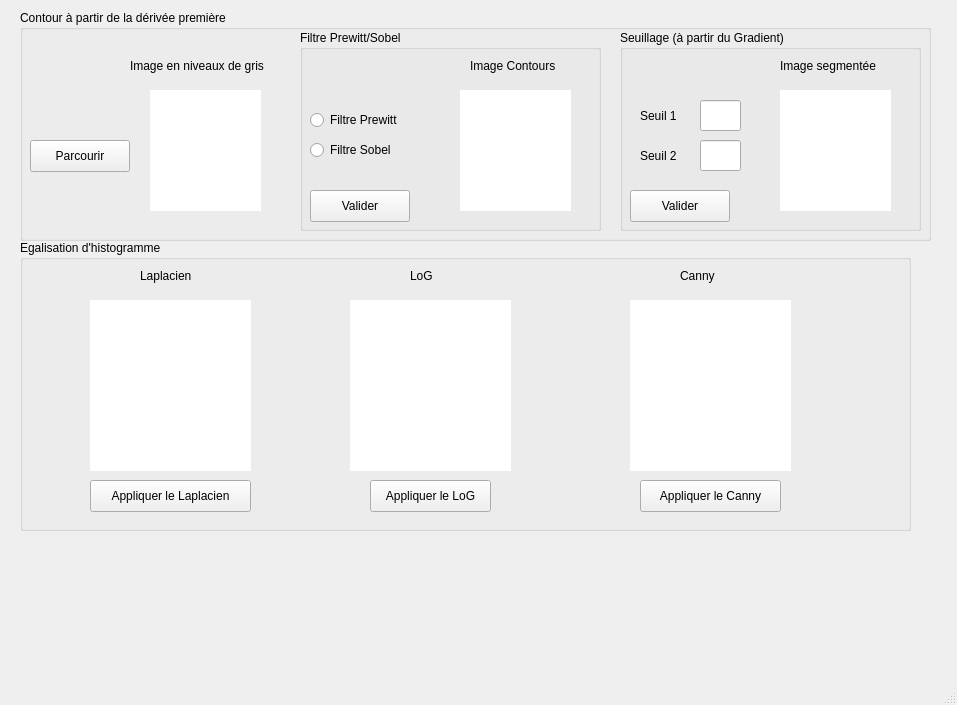
The window that design.ui (waelzouari/audio-video-processing-pyqt) describes before a commit, drawn with Qt 5.
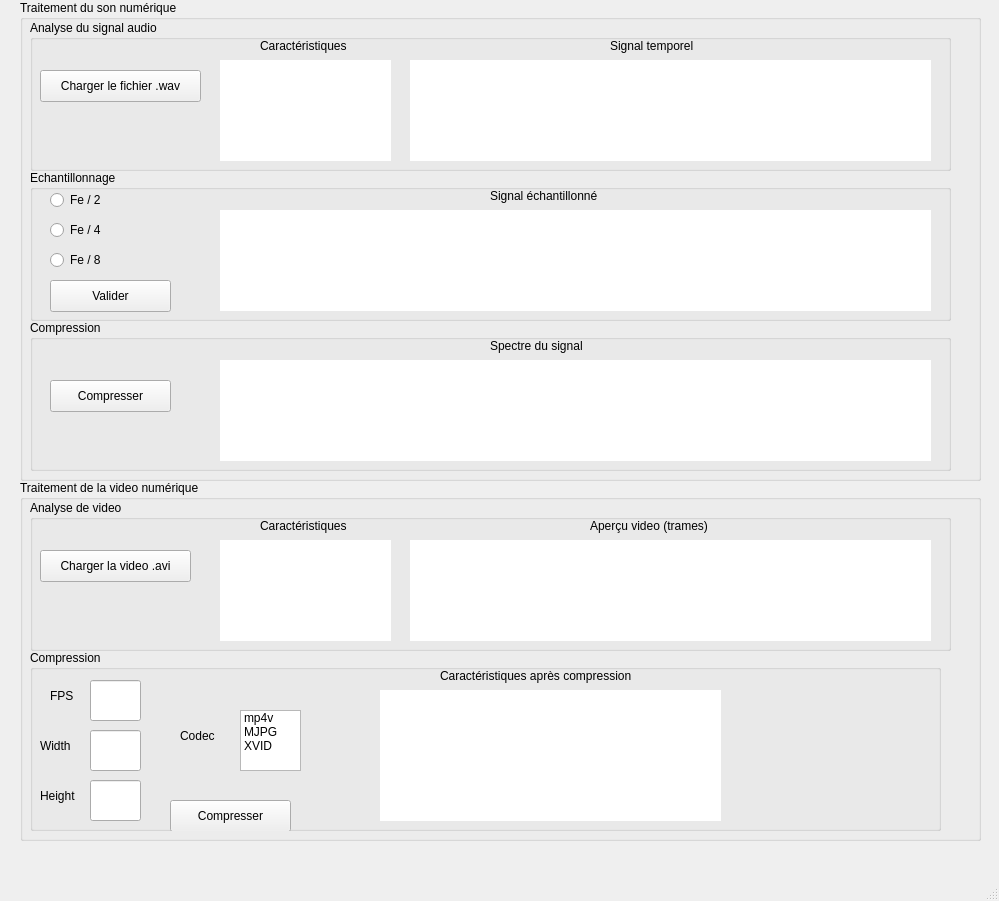
The same window after the commit.

Diff of the .ui file:
```diff
--- a/design.ui
+++ b/design.ui
@@ -6,100 +6,304 @@
    <rect>
     <x>0</x>
     <y>0</y>
-    <width>957</width>
-    <height>705</height>
+    <width>999</width>
+    <height>901</height>
    </rect>
   </property>
   <property name="windowTitle">
    <string>MainWindow</string>
   </property>
   <widget class="QWidget" name="centralwidget">
-   <widget class="QGroupBox" name="groupBox">
+   <widget class="QGroupBox" name="groupBox_2">
     <property name="geometry">
      <rect>
       <x>20</x>
-      <y>10</y>
-      <width>911</width>
-      <height>231</height>
+      <y>0</y>
+      <width>961</width>
+      <height>481</height>
      </rect>
     </property>
     <property name="title">
-     <string>Contour à partir de la dérivée première</string>
+     <string>Traitement du son numérique</string>
     </property>
-    <widget class="QPushButton" name="Browse">
+    <widget class="QGroupBox" name="groupBox_3">
      <property name="geometry">
       <rect>
        <x>10</x>
-       <y>130</y>
-       <width>100</width>
-       <height>32</height>
+       <y>20</y>
+       <width>921</width>
+       <height>151</height>
       </rect>
      </property>
-     <property name="text">
-      <string>Parcourir</string>
+     <property name="title">
+      <string>Analyse du signal audio</string>
      </property>
+     <widget class="QPushButton" name="btn_load_wav">
+      <property name="geometry">
+       <rect>
+        <x>10</x>
+        <y>50</y>
+        <width>161</width>
+        <height>32</height>
+       </rect>
+      </property>
+      <property name="text">
+       <string>Charger le fichier .wav</string>
+      </property>
+     </widget>
+     <widget class="QLabel" name="audio_features">
+      <property name="geometry">
+       <rect>
+        <x>190</x>
+        <y>40</y>
+        <width>171</width>
+        <height>101</height>
+       </rect>
+      </property>
+      <property name="styleSheet">
+       <string notr="true">background-color: white;</string>
+      </property>
+      <property name="text">
+       <string/>
+      </property>
+     </widget>
+     <widget class="QLabel" name="label_6">
+      <property name="geometry">
+       <rect>
+        <x>230</x>
+        <y>10</y>
+        <width>101</width>
+        <height>31</height>
+       </rect>
+      </property>
+      <property name="text">
+       <string>Caractéristiques</string>
+      </property>
+     </widget>
+     <widget class="QLabel" name="label_signal_temporel">
+      <property name="geometry">
+       <rect>
+        <x>380</x>
+        <y>40</y>
+        <width>521</width>
+        <height>101</height>
+       </rect>
+      </property>
+      <property name="styleSheet">
+       <string notr="true">background-color: white;</string>
+      </property>
+      <property name="text">
+       <string/>
+      </property>
+     </widget>
+     <widget class="QLabel" name="label_7">
+      <property name="geometry">
+       <rect>
+        <x>580</x>
+        <y>10</y>
+        <width>101</width>
+        <height>31</height>
+       </rect>
+      </property>
+      <property name="text">
+       <string>Signal temporel</string>
+      </property>
+     </widget>
     </widget>
-    <widget class="QLabel" name="GrayImg">
+    <widget class="QGroupBox" name="groupBox_4">
      <property name="geometry">
       <rect>
-       <x>130</x>
-       <y>80</y>
-       <width>111</width>
-       <height>121</height>
+       <x>10</x>
+       <y>170</y>
+       <width>921</width>
+       <height>151</height>
       </rect>
      </property>
-     <property name="styleSheet">
-      <string notr="true">background-color: white;</string>
+     <property name="title">
+      <string>Echantillonnage</string>
      </property>
-     <property name="text">
-      <string/>
-     </property>
+     <widget class="QPushButton" name="btn_validate_resample">
+      <property name="geometry">
+       <rect>
+        <x>20</x>
+        <y>110</y>
+        <width>121</width>
+        <height>32</height>
+       </rect>
+      </property>
+      <property name="text">
+       <string>Valider</string>
+      </property>
+     </widget>
+     <widget class="QLabel" name="label_signal_echantillonne">
+      <property name="geometry">
+       <rect>
+        <x>190</x>
+        <y>40</y>
+        <width>711</width>
+        <height>101</height>
+       </rect>
+      </property>
+      <property name="styleSheet">
+       <string notr="true">background-color: white;</string>
+      </property>
+      <property name="text">
+       <string/>
+      </property>
+     </widget>
+     <widget class="QLabel" name="label_10">
+      <property name="geometry">
+       <rect>
+        <x>460</x>
+        <y>10</y>
+        <width>131</width>
+        <height>31</height>
+       </rect>
+      </property>
+      <property name="text">
+       <string>Signal échantillonné</string>
+      </property>
+     </widget>
+     <widget class="QRadioButton" name="radio_fe2">
+      <property name="geometry">
+       <rect>
+        <x>20</x>
+        <y>20</y>
+        <width>121</width>
+        <height>20</height>
+       </rect>
+      </property>
+      <property name="text">
+       <string>Fe / 2</string>
+      </property>
+     </widget>
+     <widget class="QRadioButton" name="radio_fe4">
+      <property name="geometry">
+       <rect>
+        <x>20</x>
+        <y>50</y>
+        <width>121</width>
+        <height>20</height>
+       </rect>
+      </property>
+      <property name="text">
+       <string>Fe / 4</string>
+      </property>
+     </widget>
+     <widget class="QRadioButton" name="radio_fe8">
+      <property name="geometry">
+       <rect>
+        <x>20</x>
+        <y>80</y>
+        <width>121</width>
+        <height>20</height>
+       </rect>
+      </property>
+      <property name="text">
+       <string>Fe / 8</string>
+      </property>
+     </widget>
     </widget>
-    <widget class="QLabel" name="label_5">
+    <widget class="QGroupBox" name="groupBox_5">
      <property name="geometry">
       <rect>
-       <x>110</x>
-       <y>40</y>
-       <width>161</width>
-       <height>31</height>
+       <x>10</x>
+       <y>320</y>
+       <width>921</width>
+       <height>151</height>
       </rect>
      </property>
-     <property name="text">
-      <string>Image en niveaux de gris</string>
+     <property name="title">
+      <string>Compression</string>
      </property>
+     <widget class="QPushButton" name="btn_compress_audio">
+      <property name="geometry">
+       <rect>
+        <x>20</x>
+        <y>60</y>
+        <width>121</width>
+        <height>32</height>
+       </rect>
+      </property>
+      <property name="text">
+       <string>Compresser</string>
+      </property>
+     </widget>
+     <widget class="QLabel" name="label_spectre">
+      <property name="geometry">
+       <rect>
+        <x>190</x>
+        <y>40</y>
+        <width>711</width>
+        <height>101</height>
+       </rect>
+      </property>
+      <property name="styleSheet">
+       <string notr="true">background-color: white;</string>
+      </property>
+      <property name="text">
+       <string/>
+      </property>
+     </widget>
+     <widget class="QLabel" name="label_12">
+      <property name="geometry">
+       <rect>
+        <x>460</x>
+        <y>10</y>
+        <width>111</width>
+        <height>31</height>
+       </rect>
+      </property>
+      <property name="text">
+       <string>Spectre du signal</string>
+      </property>
+     </widget>
     </widget>
+   </widget>
+   <widget class="QGroupBox" name="groupBox_6">
+    <property name="geometry">
+     <rect>
+      <x>20</x>
+      <y>480</y>
+      <width>961</width>
+      <height>361</height>
+     </rect>
+    </property>
+    <property name="title">
+     <string>Traitement de la video numérique</string>
+    </property>
     <widget class="QGroupBox" name="groupBox_7">
      <property name="geometry">
       <rect>
-       <x>280</x>
+       <x>10</x>
        <y>20</y>
-       <width>301</width>
-       <height>201</height>
+       <width>921</width>
+       <height>151</height>
       </rect>
      </property>
      <property name="title">
-      <string>Filtre Prewitt/Sobel</string>
+      <string>Analyse de video</string>
      </property>
-     <widget class="QPushButton" name="Validate">
+     <widget class="QPushButton" name="btn_load_video">
       <property name="geometry">
        <rect>
         <x>10</x>
-        <y>160</y>
-        <width>100</width>
+        <y>50</y>
+        <width>151</width>
         <height>32</height>
        </rect>
       </property>
       <property name="text">
-       <string>Valider</string>
+       <string>Charger la video .avi</string>
       </property>
      </widget>
-     <widget class="QLabel" name="FilteredImg">
+     <widget class="QLabel" name="video_features">
       <property name="geometry">
        <rect>
-        <x>160</x>
-        <y>60</y>
-        <width>111</width>
-        <height>121</height>
+        <x>190</x>
+        <y>40</y>
+        <width>171</width>
+        <height>101</height>
        </rect>
       </property>
       <property name="styleSheet">
@@ -112,75 +316,78 @@
      <widget class="QLabel" name="label_8">
       <property name="geometry">
        <rect>
-        <x>170</x>
-        <y>20</y>
+        <x>230</x>
+        <y>10</y>
         <width>101</width>
         <height>31</height>
        </rect>
       </property>
       <property name="text">
-       <string>Image Contours</string>
+       <string>Caractéristiques</string>
       </property>
      </widget>
-     <widget class="QRadioButton" name="Prewitt">
+     <widget class="QLabel" name="label_video_preview">
       <property name="geometry">
        <rect>
-        <x>10</x>
-        <y>80</y>
-        <width>121</width>
-        <height>20</height>
+        <x>380</x>
+        <y>40</y>
+        <width>521</width>
+        <height>101</height>
        </rect>
       </property>
+      <property name="styleSheet">
+       <string notr="true">background-color: white;</string>
+      </property>
       <property name="text">
-       <string>Filtre Prewitt</string>
+       <string/>
       </property>
      </widget>
-     <widget class="QRadioButton" name="Sobel">
+     <widget class="QLabel" name="label_9">
       <property name="geometry">
        <rect>
-        <x>10</x>
-        <y>110</y>
-        <width>121</width>
-        <height>20</height>
+        <x>560</x>
+        <y>10</y>
+        <width>131</width>
+        <height>31</height>
        </rect>
       </property>
       <property name="text">
-       <string>Filtre Sobel</string>
+       <string>Aperçu video (trames)</string>
       </property>
      </widget>
     </widget>
     <widget class="QGroupBox" name="groupBox_8">
      <property name="geometry">
       <rect>
-       <x>600</x>
-       <y>20</y>
-       <width>301</width>
-       <height>201</height>
+       <x>10</x>
+       <y>170</y>
+       <width>911</width>
+       <height>181</height>
       </rect>
      </property>
      <property name="title">
-      <string>Seuillage (à partir du Gradient)</string>
+      <string>Compression</string>
      </property>
-     <widget class="QPushButton" name="Validate_2">
+     <widget class="QPushButton" name="btn_compress_video">
       <property name="geometry">
        <rect>
-        <x>10</x>
-        <y>160</y>
-        <width>100</width>
+        <x>140</x>
+        <y>150</y>
+        <width>121</width>
         <height>32</height>
        </rect>
       </property>
       <property name="text">
-       <string>Valider</string>
+       <string>Compresser</string>
       </property>
      </widget>
-     <widget class="QLabel" name="SegmentedImg">
+     <widget class="QLabel" name="video_results">
       <property name="geometry">
        <rect>
-        <x>160</x>
-        <y>60</y>
-        <width>111</width>
-        <height>121</height>
+        <x>350</x>
+        <y>40</y>
+        <width>341</width>
+        <height>131</height>
        </rect>
       </property>
       <property name="styleSheet">
@@ -193,23 +400,23 @@
      <widget class="QLabel" name="label_11">
       <property name="geometry">
        <rect>
-        <x>160</x>
-        <y>20</y>
-        <width>111</width>
+        <x>410</x>
+        <y>10</y>
+        <width>221</width>
         <height>31</height>
        </rect>
       </property>
       <property name="text">
-       <string>Image segmentée</string>
+       <string>Caractéristiques après compression</string>
       </property>
      </widget>
-     <widget class="QLineEdit" name="Seuil1">
+     <widget class="QLineEdit" name="input_fps">
       <property name="geometry">
        <rect>
-        <x>80</x>
-        <y>70</y>
-        <width>41</width>
-        <height>31</height>
+        <x>60</x>
+        <y>30</y>
+        <width>51</width>
+        <height>41</height>
        </rect>
       </property>
      </widget>
@@ -217,177 +424,99 @@
       <property name="geometry">
        <rect>
         <x>20</x>
-        <y>70</y>
-        <width>51</width>
+        <y>30</y>
+        <width>31</width>
         <height>31</height>
        </rect>
       </property>
       <property name="text">
-       <string>Seuil 1</string>
+       <string>FPS</string>
       </property>
      </widget>
      <widget class="QLabel" name="label_14">
       <property name="geometry">
        <rect>
-        <x>20</x>
-        <y>110</y>
-        <width>51</width>
+        <x>10</x>
+        <y>130</y>
+        <width>41</width>
         <height>31</height>
        </rect>
       </property>
       <property name="text">
-       <string>Seuil 2</string>
+       <string>Height</string>
       </property>
      </widget>
-     <widget class="QLineEdit" name="Seuil2">
+     <widget class="QLineEdit" name="input_height">
       <property name="geometry">
        <rect>
-        <x>80</x>
-        <y>110</y>
+        <x>60</x>
+        <y>130</y>
+        <width>51</width>
+        <height>41</height>
+       </rect>
+      </property>
+     </widget>
+     <widget class="QLabel" name="label_15">
+      <property name="geometry">
+       <rect>
+        <x>10</x>
+        <y>80</y>
         <width>41</width>
         <height>31</height>
        </rect>
       </property>
+      <property name="text">
+       <string>Width</string>
+      </property>
      </widget>
-    </widget>
-   </widget>
-   <widget class="QGroupBox" name="groupBox_3">
-    <property name="geometry">
-     <rect>
-      <x>20</x>
-      <y>240</y>
-      <width>891</width>
-      <height>291</height>
-     </rect>
-    </property>
-    <property name="title">
-     <string>Egalisation d'histogramme</string>
-    </property>
-    <widget class="QPushButton" name="Apply">
-     <property name="geometry">
-      <rect>
-       <x>70</x>
-       <y>240</y>
-       <width>161</width>
-       <height>32</height>
-      </rect>
-     </property>
-     <property name="text">
-      <string>Appliquer le Laplacien</string>
-     </property>
-    </widget>
-    <widget class="QLabel" name="LaplacienImg">
-     <property name="geometry">
-      <rect>
-       <x>70</x>
-       <y>60</y>
-       <width>161</width>
-       <height>171</height>
-      </rect>
-     </property>
-     <property name="styleSheet">
-      <string notr="true">background-color: white;</string>
-     </property>
-     <property name="text">
-      <string/>
-     </property>
-    </widget>
-    <widget class="QLabel" name="label_6">
-     <property name="geometry">
-      <rect>
-       <x>120</x>
-       <y>20</y>
-       <width>101</width>
-       <height>31</height>
-      </rect>
-     </property>
-     <property name="text">
-      <string>Laplacien</string>
-     </property>
-    </widget>
-    <widget class="QLabel" name="label_7">
-     <property name="geometry">
-      <rect>
-       <x>390</x>
-       <y>20</y>
-       <width>101</width>
-       <height>31</height>
-      </rect>
-     </property>
-     <property name="text">
-      <string>LoG</string>
-     </property>
-    </widget>
-    <widget class="QLabel" name="LoGImg">
-     <property name="geometry">
-      <rect>
-       <x>330</x>
-       <y>60</y>
-       <width>161</width>
-       <height>171</height>
-      </rect>
-     </property>
-     <property name="styleSheet">
-      <string notr="true">background-color: white;</string>
-     </property>
-     <property name="text">
-      <string/>
-     </property>
-    </widget>
-    <widget class="QPushButton" name="Apply_2">
-     <property name="geometry">
-      <rect>
-       <x>350</x>
-       <y>240</y>
-       <width>121</width>
-       <height>32</height>
-      </rect>
-     </property>
-     <property name="text">
-      <string>Appliquer le LoG</string>
-     </property>
-    </widget>
-    <widget class="QLabel" name="label_9">
-     <property name="geometry">
-      <rect>
-       <x>660</x>
-       <y>20</y>
-       <width>101</width>
-       <height>31</height>
-      </rect>
-     </property>
-     <property name="text">
-      <string>Canny</string>
-     </property>
-    </widget>
-    <widget class="QLabel" name="CannyImg">
-     <property name="geometry">
-      <rect>
-       <x>610</x>
-       <y>60</y>
-       <width>161</width>
-       <height>171</height>
-      </rect>
-     </property>
-     <property name="styleSheet">
-      <string notr="true">background-color: white;</string>
-     </property>
-     <property name="text">
-      <string/>
-     </property>
-    </widget>
-    <widget class="QPushButton" name="Apply_3">
-     <property name="geometry">
-      <rect>
-       <x>620</x>
-       <y>240</y>
-       <width>141</width>
-       <height>32</height>
-      </rect>
-     </property>
-     <property name="text">
-      <string>Appliquer le Canny</string>
-     </property>
+     <widget class="QLineEdit" name="input_width">
+      <property name="geometry">
+       <rect>
+        <x>60</x>
+        <y>80</y>
+        <width>51</width>
+        <height>41</height>
+       </rect>
+      </property>
+     </widget>
+     <widget class="QListWidget" name="list_codec">
+      <property name="geometry">
+       <rect>
+        <x>210</x>
+        <y>60</y>
+        <width>61</width>
+        <height>61</height>
+       </rect>
+      </property>
+      <item>
+       <property name="text">
+        <string>mp4v</string>
+       </property>
+      </item>
+      <item>
+       <property name="text">
+        <string>MJPG</string>
+       </property>
+      </item>
+      <item>
+       <property name="text">
+        <string>XVID</string>
+       </property>
+      </item>
+     </widget>
+     <widget class="QLabel" name="label_16">
+      <property name="geometry">
+       <rect>
+        <x>150</x>
+        <y>70</y>
+        <width>51</width>
+        <height>31</height>
+       </rect>
+      </property>
+      <property name="text">
+       <string>Codec</string>
+      </property>
+     </widget>
     </widget>
    </widget>
   </widget>
@@ -396,7 +525,7 @@
     <rect>
      <x>0</x>
      <y>0</y>
-     <width>957</width>
+     <width>999</width>
      <height>24</height>
     </rect>
    </property>
```
